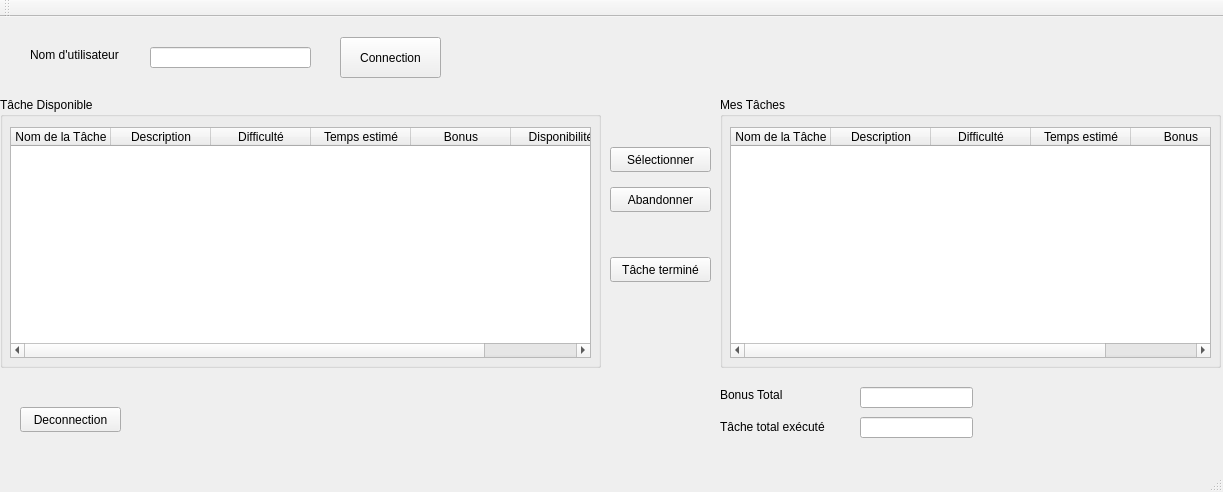
First picture: the form in client.ui, repository lehouxouelleta/cll12-GestionnaireAgile-Client, before the edit.
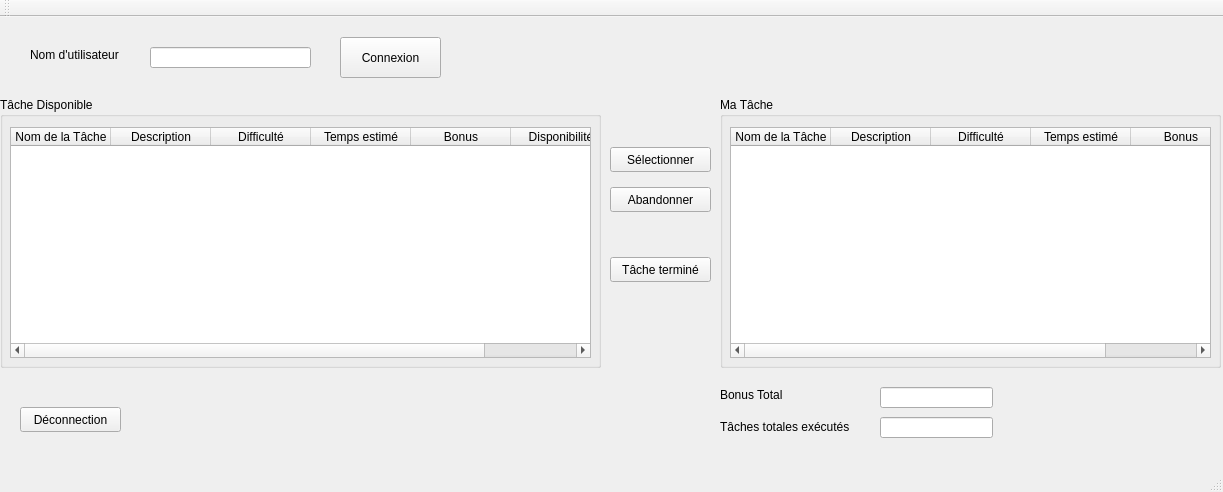
Second picture: the form after the edit.

Commit message: Fautes corrigées

Diff of the .ui file:
```diff
--- a/client.ui
+++ b/client.ui
@@ -24,7 +24,7 @@
      </rect>
     </property>
     <property name="text">
-     <string>Connection</string>
+     <string>Connexion</string>
     </property>
    </widget>
    <widget class="QLineEdit" name="txtNomUtilisateur">
@@ -86,7 +86,7 @@
      </rect>
     </property>
     <property name="title">
-     <string>Mes Tâches</string>
+     <string>Ma Tâche</string>
     </property>
     <widget class="QTableWidget" name="twMesTaches">
      <property name="geometry">
@@ -208,7 +208,7 @@
    <widget class="QLineEdit" name="txtBonusTotal">
     <property name="geometry">
      <rect>
-      <x>860</x>
+      <x>880</x>
       <y>370</y>
       <width>113</width>
       <height>21</height>
@@ -220,18 +220,18 @@
      <rect>
       <x>720</x>
       <y>400</y>
-      <width>141</width>
+      <width>161</width>
       <height>20</height>
      </rect>
     </property>
     <property name="text">
-     <string>Tâche total exécuté</string>
+     <string>Tâches totales exécutés</string>
     </property>
    </widget>
    <widget class="QLineEdit" name="txtTacheTotal">
     <property name="geometry">
      <rect>
-      <x>860</x>
+      <x>880</x>
       <y>400</y>
       <width>113</width>
       <height>21</height>
@@ -261,7 +261,7 @@
      </rect>
     </property>
     <property name="text">
-     <string>Deconnection</string>
+     <string>Déconnection</string>
     </property>
    </widget>
   </widget>
```
